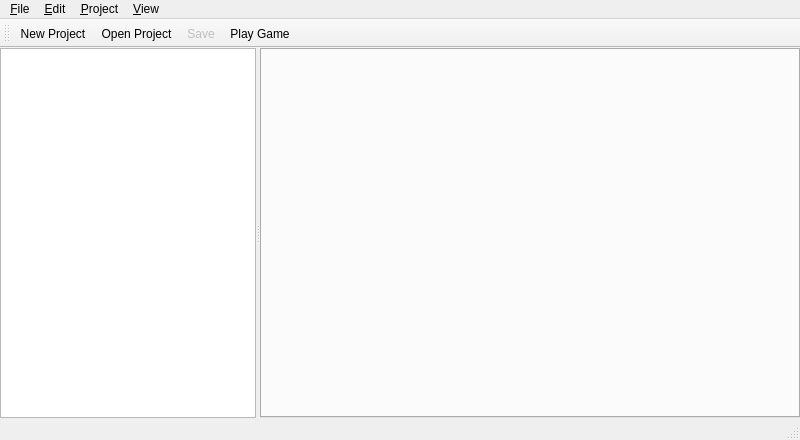
Above: res/forms/MainWindow.ui from tedvalson/NovelTea before the change. Below: the same form after it.
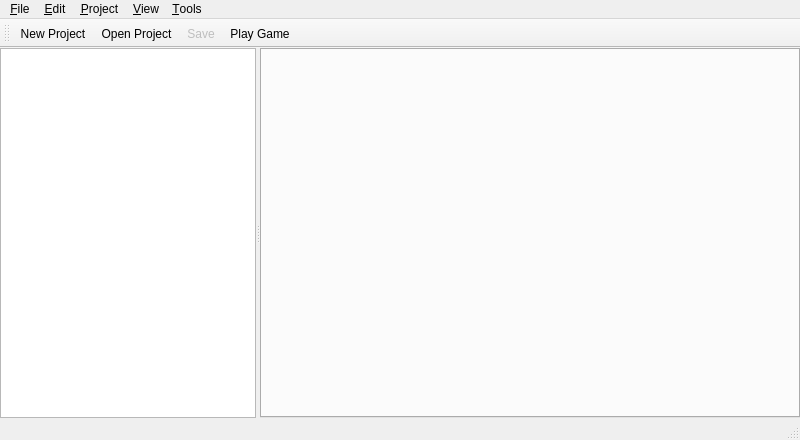
That is the form after the change. Icons and pictures are not drawn. Custom widgets are drawn as their Qt base class.

The edit to the form file:
```diff
--- a/res/forms/MainWindow.ui
+++ b/res/forms/MainWindow.ui
@@ -157,11 +157,18 @@
     <addaction name="actionProjectSettings"/>
     <addaction name="actionTests"/>
     <addaction name="actionSearch"/>
+    <addaction name="actionSpellCheck"/>
+   </widget>
+   <widget class="QMenu" name="menu_Tools">
+    <property name="title">
+     <string>&amp;Tools</string>
+    </property>
    </widget>
    <addaction name="menuFile"/>
    <addaction name="menu_Edit"/>
    <addaction name="menu_Project"/>
    <addaction name="menu_View"/>
+   <addaction name="menu_Tools"/>
   </widget>
   <widget class="QStatusBar" name="statusBar"/>
   <widget class="QToolBar" name="toolBar">
```
Left out of the diff: 5 changed lines with no effect on the pictures.
